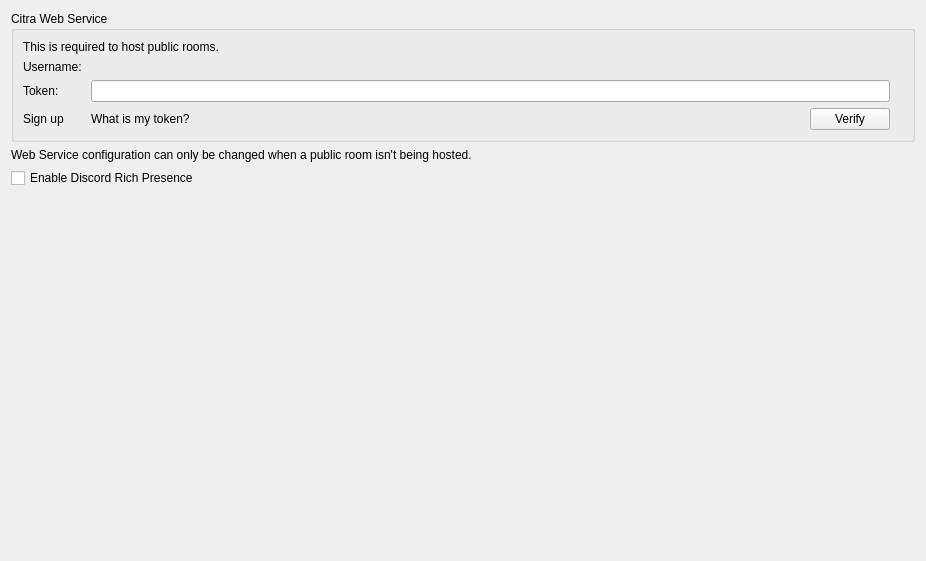
Above: src/citra_qt/configuration/configure_web.ui from tbsp/citra-valentin before the change. Below: the same form after it.
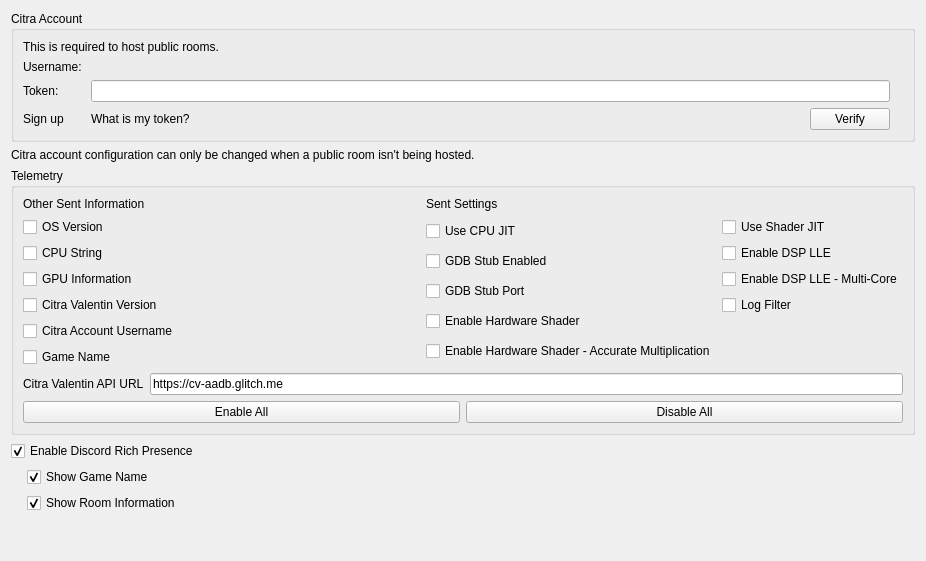
That is the form after the change.

What changed in the file:
```diff
--- a/src/citra_qt/configuration/configure_web.ui
+++ b/src/citra_qt/configuration/configure_web.ui
@@ -19,7 +19,7 @@
           <item>
             <widget class="QGroupBox" name="groupBoxWebConfig">
               <property name="title">
-                <string>Citra Web Service</string>
+        <string>Citra Account</string>
               </property>
               <layout class="QVBoxLayout" name="verticalLayoutCitraWebService">
                 <item>
@@ -114,13 +114,228 @@
           <item>
             <widget class="QLabel" name="label_disable_info">
               <property name="text">
-                <string>Web Service configuration can only be changed when a public room isn't being hosted.</string>
+        <string>Citra account configuration can only be changed when a public room isn't being hosted.</string>
               </property>
               <property name="wordWrap">
                 <bool>true</bool>
               </property>
             </widget>
           </item>
+     <item>
+      <widget class="QGroupBox" name="groupBox">
+       <property name="title">
+        <string>Telemetry</string>
+       </property>
+       <layout class="QVBoxLayout" name="verticalLayout_6">
+        <item>
+         <layout class="QHBoxLayout" name="horizontalLayout_3">
+          <item>
+           <layout class="QVBoxLayout" name="verticalLayout_9">
+            <item>
+             <widget class="QLabel" name="label_3">
+              <property name="text">
+               <string>Other Sent Information</string>
+              </property>
+             </widget>
+            </item>
+            <item>
+             <widget class="QCheckBox" name="telemetry_os_version">
+              <property name="text">
+               <string>OS Version</string>
+              </property>
+             </widget>
+            </item>
+            <item>
+             <widget class="QCheckBox" name="telemetry_cpu_string">
+              <property name="text">
+               <string>CPU String</string>
+              </property>
+             </widget>
+            </item>
+            <item>
+             <widget class="QCheckBox" name="telemetry_gpu_information">
+              <property name="text">
+               <string>GPU Information</string>
+              </property>
+             </widget>
+            </item>
+            <item>
+             <widget class="QCheckBox" name="telemetry_citra_valentin_version">
+              <property name="text">
+               <string>Citra Valentin Version</string>
+              </property>
+             </widget>
+            </item>
+            <item>
+             <widget class="QCheckBox" name="telemetry_citra_account_username">
+              <property name="text">
+               <string>Citra Account Username</string>
+              </property>
+             </widget>
+            </item>
+            <item>
+             <widget class="QCheckBox" name="telemetry_game_name">
+              <property name="text">
+               <string>Game Name</string>
+              </property>
+             </widget>
+            </item>
+           </layout>
+          </item>
+          <item>
+           <widget class="QWidget" name="telemetry_settings" native="true">
+            <layout class="QVBoxLayout" name="verticalLayout_8">
+             <property name="leftMargin">
+              <number>0</number>
+             </property>
+             <property name="topMargin">
+              <number>0</number>
+             </property>
+             <property name="rightMargin">
+              <number>0</number>
+             </property>
+             <property name="bottomMargin">
+              <number>0</number>
+             </property>
+             <item>
+              <widget class="QLabel" name="label_2">
+               <property name="text">
+                <string>Sent Settings</string>
+               </property>
+              </widget>
+             </item>
+             <item>
+              <layout class="QHBoxLayout" name="horizontalLayout_5">
+               <item>
+                <layout class="QVBoxLayout" name="verticalLayout_10">
+                 <item>
+                  <widget class="QCheckBox" name="telemetry_use_cpu_jit">
+                   <property name="text">
+                    <string>Use CPU JIT</string>
+                   </property>
+                  </widget>
+                 </item>
+                 <item>
+                  <widget class="QCheckBox" name="telemetry_gdb_stub_enabled">
+                   <property name="text">
+                    <string>GDB Stub Enabled</string>
+                   </property>
+                  </widget>
+                 </item>
+                 <item>
+                  <widget class="QCheckBox" name="telemetry_gdb_stub_port">
+                   <property name="text">
+                    <string>GDB Stub Port</string>
+                   </property>
+                  </widget>
+                 </item>
+                 <item>
+                  <widget class="QCheckBox" name="telemetry_use_hardware_shader">
+                   <property name="text">
+                    <string>Enable Hardware Shader</string>
+                   </property>
+                  </widget>
+                 </item>
+                 <item>
+                  <widget class="QCheckBox" name="telemetry_use_hardware_shader_accurate_multiplication">
+                   <property name="text">
+                    <string>Enable Hardware Shader - Accurate Multiplication</string>
+                   </property>
+                  </widget>
+                 </item>
+                </layout>
+               </item>
+               <item>
+                <layout class="QVBoxLayout" name="verticalLayout_12">
+                 <item>
+                  <widget class="QCheckBox" name="telemetry_use_shader_jit">
+                   <property name="text">
+                    <string>Use Shader JIT</string>
+                   </property>
+                  </widget>
+                 </item>
+                 <item>
+                  <widget class="QCheckBox" name="telemetry_use_dsp_lle">
+                   <property name="text">
+                    <string>Enable DSP LLE</string>
+                   </property>
+                  </widget>
+                 </item>
+                 <item>
+                  <widget class="QCheckBox" name="telemetry_use_dsp_lle_multi_core">
+                   <property name="text">
+                    <string>Enable DSP LLE - Multi-Core</string>
+                   </property>
+                  </widget>
+                 </item>
+                 <item>
+                  <widget class="QCheckBox" name="telemetry_log_filter">
+                   <property name="text">
+                    <string>Log Filter</string>
+                   </property>
+                  </widget>
+                 </item>
+                 <item>
+                  <spacer name="verticalSpacer_3">
+                   <property name="orientation">
+                    <enum>Qt::Vertical</enum>
+                   </property>
+                   <property name="sizeHint" stdset="0">
+                    <size>
+                     <width>20</width>
+                     <height>40</height>
+                    </size>
+                   </property>
+                  </spacer>
+                 </item>
+                </layout>
+               </item>
+              </layout>
+             </item>
+            </layout>
+           </widget>
+          </item>
+         </layout>
+        </item>
+        <item>
+         <layout class="QHBoxLayout" name="horizontalLayout_2">
+          <item>
+           <widget class="QLabel" name="label">
+            <property name="text">
+             <string>Citra Valentin API URL</string>
+            </property>
+           </widget>
+          </item>
+          <item>
+           <widget class="QLineEdit" name="cv_web_api_url">
+            <property name="text">
+             <string>https://cv-aadb.glitch.me</string>
+            </property>
+           </widget>
+          </item>
+         </layout>
+        </item>
+        <item>
+         <layout class="QHBoxLayout" name="horizontalLayout">
+          <item>
+           <widget class="QPushButton" name="telemetry_enable_all">
+            <property name="text">
+             <string>Enable All</string>
+            </property>
+           </widget>
+          </item>
+          <item>
+           <widget class="QPushButton" name="telemetry_disable_all">
+            <property name="text">
+             <string>Disable All</string>
+            </property>
+           </widget>
+          </item>
+         </layout>
+        </item>
+       </layout>
+      </widget>
+     </item>
         </layout>
       </item>
       <item>
@@ -130,6 +345,47 @@
               <property name="text">
                 <string>Enable Discord Rich Presence</string>
               </property>
+       <property name="checked">
+        <bool>true</bool>
+       </property>
+      </widget>
+     </item>
+     <item>
+      <widget class="QWidget" name="discord_rp_show_settings" native="true">
+       <layout class="QVBoxLayout" name="verticalLayout_7">
+        <property name="leftMargin">
+         <number>16</number>
+        </property>
+        <property name="topMargin">
+         <number>0</number>
+        </property>
+        <property name="rightMargin">
+         <number>0</number>
+        </property>
+        <property name="bottomMargin">
+         <number>0</number>
+        </property>
+        <item>
+         <widget class="QCheckBox" name="discord_rp_show_game_name">
+          <property name="text">
+           <string>Show Game Name</string>
+          </property>
+          <property name="checked">
+           <bool>true</bool>
+          </property>
+         </widget>
+        </item>
+        <item>
+         <widget class="QCheckBox" name="discord_rp_show_room_information">
+          <property name="text">
+           <string>Show Room Information</string>
+          </property>
+          <property name="checked">
+           <bool>true</bool>
+          </property>
+         </widget>
+        </item>
+       </layout>
             </widget>
           </item>
         </layout>
```
Left out of the diff: 76 changed lines with no effect on the pictures. Lines whose indentation alone changed are shown as unchanged.
